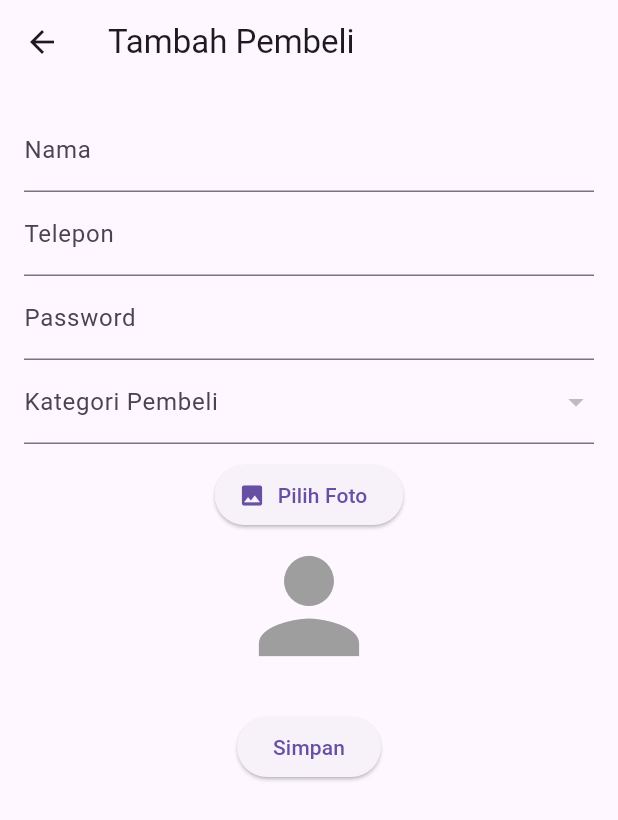
After one commit to sondangpangrib/appkantin, a Flutter app: the TambahPembeliPage screen opened directly, after a tap on "Simpan", on a phone screen of 412 x 824 dp. The commit adds this screen. Shown: the top 820 px of the screen. Run offline on Flutter 3.47's test engine with Material 3 defaults, Android fonts, the phone set to English and light mode, and no system bars; our stand-ins replace dio, image_picker, shared_preferences; accounts and stored records are empty; network calls fail.

Commit message:
new update2

```diff
--- /dev/null
+++ b/devtools_options.yaml
@@ -0,0 +1,3 @@
+description: This file stores settings for Dart & Flutter DevTools.
+documentation: https://docs.flutter.dev/tools/devtools/extensions#configure-extension-enablement-states
+extensions:
--- /dev/null
+++ b/lib/pages/TambahPembeliPage.dart
@@ -0,0 +1,112 @@
+import 'package:flutter/material.dart';
+import 'package:http/http.dart' as http;
+import 'dart:convert';
+import 'dart:io';
+import 'package:image_picker/image_picker.dart';
+import 'global_config.dart' as cfg;
+
+class TambahPembeliPage extends StatefulWidget {
+  @override
+  _TambahPembeliPageState createState() => _TambahPembeliPageState();
+}
+
+class _TambahPembeliPageState extends State<TambahPembeliPage> {
+  final TextEditingController _namaController = TextEditingController();
+  final TextEditingController _telpController = TextEditingController();
+  final TextEditingController _passwordController = TextEditingController();
+  int? selectedGroupId;
+  List<dynamic> groupList = [];
+  File? _selectedImage;
+
+  @override
+  void initState() {
+    super.initState();
+    _fetchGroups();
+  }
+
+  Future<void> _fetchGroups() async {
+    final response =
+        await http.get(Uri.parse('${cfg.GlobalConfig.baseUrl}/user_group'));
+    if (response.statusCode == 200) {
+      setState(() {
+        groupList = json.decode(response.body);
+      });
+    }
+  }
+
+  Future<void> _submit() async {
+    if (_namaController.text.isEmpty ||
+        _telpController.text.isEmpty ||
+        _passwordController.text.isEmpty) return;
+
+    var request = http.MultipartRequest(
+        'POST', Uri.parse('${cfg.GlobalConfig.baseUrl}/pembeli'));
+    request.fields['user_nama'] = _namaController.text;
+    request.fields['user_telp'] = _telpController.text;
+    request.fields['user_password'] = _passwordController.text;
+    request.fields['id_group_user'] = selectedGroupId?.toString() ?? '';
+
+    if (_selectedImage != null) {
+      request.files
+          .add(await http.MultipartFile.fromPath('foto', _selectedImage!.path));
+    }
+
+    final response = await request.send();
+    if (response.statusCode == 200) Navigator.pop(context);
+  }
+
+  @override
+  Widget build(BuildContext context) {
+    return Scaffold(
+      appBar: AppBar(title: Text('Tambah Pembeli')),
+      body: SingleChildScrollView(
+        padding: EdgeInsets.all(16),
+        child: Column(children: [
+          TextField(
+              controller: _namaController,
+              decoration: InputDecoration(labelText: 'Nama')),
+          TextField(
+              controller: _telpController,
+              decoration: InputDecoration(labelText: 'Telepon')),
+          TextField(
+              controller: _passwordController,
+              decoration: InputDecoration(labelText: 'Password'),
+              obscureText: true),
+          DropdownButtonFormField(
+            value: selectedGroupId,
+            items: groupList.map<DropdownMenuItem<int>>((item) {
+              return DropdownMenuItem<int>(
+                value: item['id_group_user'],
+                child: Text(item['nama_group']),
+              );
+            }).toList(),
+            onChanged: (val) => setState(() => selectedGroupId = val),
+            decoration: InputDecoration(labelText: 'Kategori Pembeli'),
+          ),
+          SizedBox(height: 10),
+          ElevatedButton.icon(
+            icon: Icon(Icons.image),
+            label: Text('Pilih Foto'),
+            onPressed: () async {
+              final picker = ImagePicker();
+              final pickedFile =
+                  await picker.pickImage(source: ImageSource.gallery);
+              if (pickedFile != null) {
+                setState(() {
+                  _selectedImage = File(pickedFile.path);
+                });
+              }
+            },
+          ),
+          // Hanya bagian tampilan gambar:
+          if (_selectedImage != null)
+            Image.file(_selectedImage!, height: 100)
+          else
+            Icon(Icons.person, size: 100, color: Colors.grey),
+          SizedBox(height: 20),
+          ElevatedButton(onPressed: _submit, child: Text('Simpan'))
+        ]),
+      ),
+    );
+  }
+}
```
Also changed, not shown: lib/pages/EditPembeliPage.dart (added, +127 -0 lines), lib/pages/PembeliPage.dart (+170 -8 lines).
